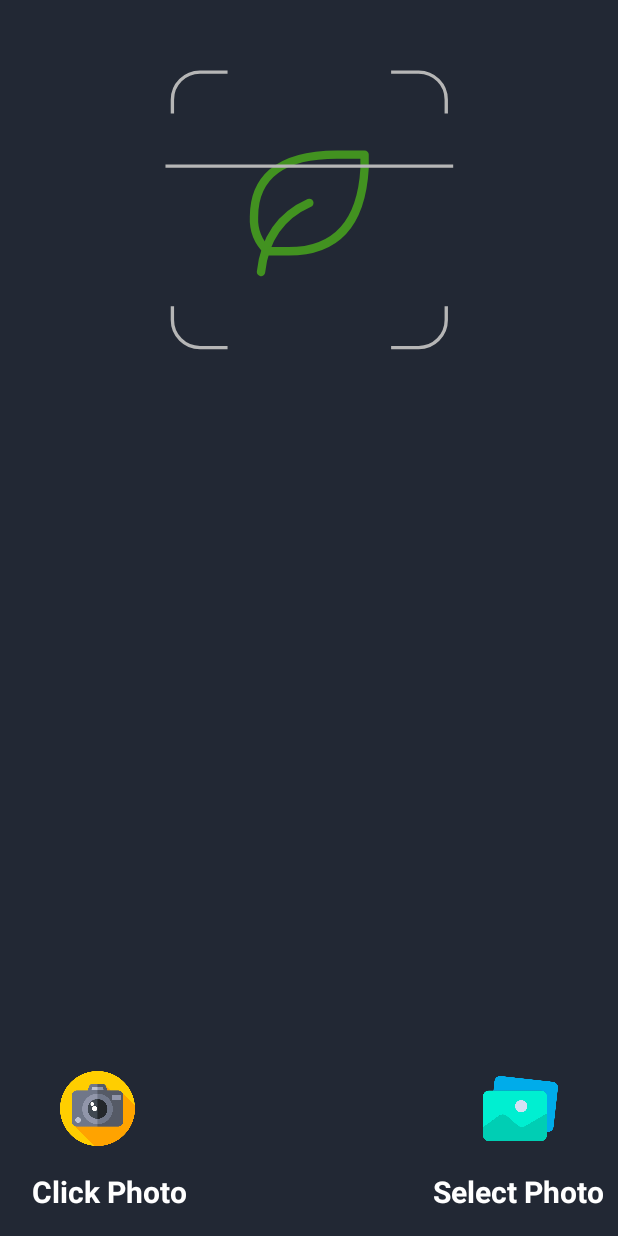
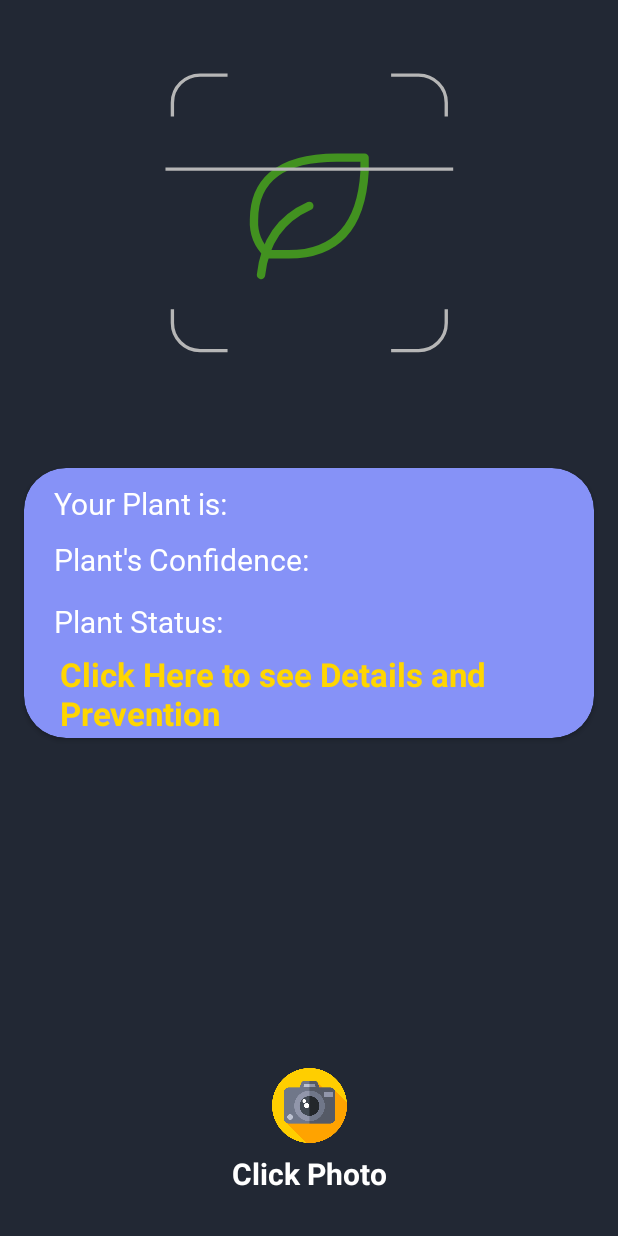
Before and after one commit to Utkarsh41/AgroBez, an Android app: the layout activity_leaf_scan.xml on its own in the app's theme, with its tools: preview values and no code run, on a phone screen of 412 x 824 dp. Run offline under Robolectric (Android 15) with nearby library versions, the phone set to English and light mode, and no system bars.

```diff
--- a/app/build.gradle
+++ b/app/build.gradle
@@ -27,6 +27,9 @@ android {
         sourceCompatibility JavaVersion.VERSION_1_8
         targetCompatibility JavaVersion.VERSION_1_8
     }
+    buildFeatures {
+        mlModelBinding true
+    }
 }
 
 dependencies {
@@ -35,6 +38,9 @@ dependencies {
     implementation 'com.google.android.material:material:1.6.1'
     implementation 'androidx.constraintlayout:constraintlayout:2.1.4'
     implementation 'com.google.firebase:firebase-database:20.0.6'
+    implementation 'org.tensorflow:tensorflow-lite-support:0.1.0'
+    implementation 'org.tensorflow:tensorflow-lite-metadata:0.1.0'
+    implementation 'org.tensorflow:tensorflow-lite-gpu:2.3.0'
     testImplementation 'junit:junit:4.13.2'
     androidTestImplementation 'androidx.test.ext:junit:1.1.3'
     androidTestImplementation 'androidx.test.espresso:espresso-core:3.4.0'
--- a/app/src/main/AndroidManifest.xml
+++ b/app/src/main/AndroidManifest.xml
@@ -46,6 +46,10 @@
                 android:name="android.app.lib_name"
                 android:value="" />
         </activity>
+
+        <meta-data
+            android:name="preloaded_fonts"
+            android:resource="@array/preloaded_fonts" />
     </application>
 
 </manifest>
--- a/app/src/main/java/com/utkarsh/agrobez/Slpash.java
+++ b/app/src/main/java/com/utkarsh/agrobez/Slpash.java
@@ -22,6 +22,6 @@ public class Slpash extends AppCompatActivity {
                 startActivity(intent);
                 finish();
             }
-        },3000);
+        },3400);
     }
 }
--- a/app/src/main/res/layout/activity_leaf_scan.xml
+++ b/app/src/main/res/layout/activity_leaf_scan.xml
@@ -5,6 +5,7 @@
     android:layout_width="match_parent"
     android:layout_height="match_parent"
     android:background="@color/layout_background"
+    android:padding="2dp"
     tools:context=".LeafScan">
 
     <com.airbnb.lottie.LottieAnimationView
@@ -18,6 +19,129 @@
         app:lottie_autoPlay="true"
         app:lottie_loop="true"
         app:lottie_rawRes="@raw/leafscanning" />
+
+    <androidx.cardview.widget.CardView
+        android:id="@+id/cv_LeafData"
+        android:layout_width="380dp"
+        android:layout_height="180dp"
+        app:cardCornerRadius="28sp"
+        app:layout_constraintLeft_toLeftOf="parent"
+        app:layout_constraintRight_toRightOf="parent"
+        app:layout_constraintTop_toBottomOf="@id/showPreviewImage"
+        android:backgroundTint="#8692f7">
+
+        <androidx.constraintlayout.widget.ConstraintLayout
+            android:layout_width="match_parent"
+            android:layout_height="match_parent"
+
+            >
+
+            <TextView
+                android:id="@+id/plantIs"
+                android:layout_width="wrap_content"
+                android:layout_height="wrap_content"
+                android:text="@string/your_plant_is"
+                android:textColor="@color/white"
+                android:textSize="20sp"
+                android:layout_marginTop="10dp"
+                android:fontFamily="@font/marko_one"
+                android:layout_marginStart="20dp"
+               app:layout_constraintTop_toTopOf="parent"
+                app:layout_constraintStart_toStartOf="parent">
+            </TextView>
+
+            <TextView
+                android:id="@+id/plantName"
+                android:layout_width="wrap_content"
+                android:layout_height="wrap_content"
+                android:text=""
+                android:textColor="@color/white"
+                android:textSize="22sp"
+                android:textStyle="bold"
+                android:fontFamily="@font/marko_one"
+                android:layout_marginTop="10dp"
+                android:layout_marginStart="10dp"
+               app:layout_constraintTop_toTopOf="parent"
+                app:layout_constraintStart_toEndOf="@+id/plantIs">
+            </TextView>
+
+
+            <TextView
+                android:id="@+id/pCTv"
+                android:layout_width="wrap_content"
+                android:layout_height="wrap_content"
+                android:layout_marginStart="20dp"
+                android:layout_marginTop="10dp"
+                android:text="@string/plant_s_confidence_is"
+                android:textColor="@color/white"
+                android:fontFamily="@font/marko_one"
+                android:textSize="20sp"
+                app:layout_constraintStart_toStartOf="parent"
+                app:layout_constraintTop_toBottomOf="@+id/plantIs" />
+            <TextView
+                android:id="@+id/plantConfidence"
+                android:layout_width="wrap_content"
+                android:layout_height="wrap_content"
+                android:text=""
+                android:textColor="@color/white"
+                android:textSize="22sp"
+                android:textStyle="bold"
+                android:fontFamily="@font/marko_one"
+                android:layout_marginTop="10dp"
+                android:layout_marginStart="10dp"
+                app:layout_constraintTop_toBottomOf="@+id/plantName"
+                app:layout_constraintStart_toEndOf="@+id/pCTv">
+            </TextView>
+
+            <TextView
+                android:id="@+id/plantDiseaseU"
+                android:layout_width="wrap_content"
+                android:layout_height="wrap_content"
+                android:text="Plant Status: "
+                android:textColor="@color/white"
+                android:textSize="20sp"
+                android:fontFamily="@font/marko_one"
+                android:layout_marginTop="10dp"
+                android:layout_marginStart="20dp"
+                app:layout_constraintTop_toBottomOf="@+id/plantConfidence"
+                app:layout_constraintStart_toStartOf="parent">
+            </TextView>
+            <TextView
+                android:id="@+id/plantDiseaseValue"
+                android:layout_width="wrap_content"
+                android:layout_height="wrap_content"
+                android:text=""
+                android:textColor="@color/white"
+                android:textSize="22sp"
+                android:textStyle="bold"
+                android:fontFamily="@font/marko_one"
+                android:layout_marginTop="10dp"
+                android:layout_marginStart="10dp"
+                app:layout_constraintTop_toBottomOf="@+id/plantConfidence"
+                app:layout_constraintStart_toEndOf="@+id/plantDiseaseU">
+            </TextView>
+
+            <TextView
+                android:id="@+id/searchDetails"
+                android:layout_width="400dp"
+                android:layout_height="wrap_content"
+                android:text="@string/click_here_to_see_details_and_prevention"
+                android:textColor="#FFD600"
+                android:textSize="22sp"
+                android:textStyle="bold"
+                android:padding="4dp"
+                android:layout_marginBottom="5dp"
+                android:layout_marginTop="10dp"
+                android:layout_marginStart="20dp"
+                app:layout_constraintLeft_toLeftOf="parent"
+                app:layout_constraintBottom_toBottomOf="parent"
+                app:layout_constraintTop_toBottomOf="@+id/plantDiseaseU"
+                >
+            </TextView>
+
+
+        </androidx.constraintlayout.widget.ConstraintLayout>
+    </androidx.cardview.widget.CardView>
 
     <ImageView
         android:id="@+id/showPreviewImage"
@@ -33,13 +157,17 @@
 
     </ImageView>
 
+
+
+
     <ImageView
         android:id="@+id/CameraButton"
         android:layout_width="50dp"
         android:layout_height="50dp"
-        android:layout_marginStart="40dp"
+        android:layout_marginStart="0dp"
         android:layout_marginBottom="60dp"
         android:src="@drawable/camphoto"
+        app:layout_constraintRight_toRightOf="parent"
         app:layout_constraintBottom_toBottomOf="parent"
         app:layout_constraintLeft_toLeftOf="parent">
 
@@ -54,43 +182,17 @@
         android:textColor="@color/white"
         android:textSize="20sp"
         android:textStyle="bold"
-        android:layout_marginStart="13dp"
+        android:layout_marginBottom="20dp"
+        android:layout_marginStart="0dp"
+        app:layout_constraintRight_toRightOf="parent"
         app:layout_constraintBottom_toBottomOf="parent"
-        app:layout_constraintStart_toStartOf="parent"
+        app:layout_constraintLeft_toLeftOf="parent"
         app:layout_constraintTop_toBottomOf="@+id/CameraButton">
 
     </TextView>
 
 
 
-    <ImageView
-        android:id="@+id/GalleryButton"
-        android:layout_width="50dp"
-        android:layout_height="50dp"
-        android:layout_marginEnd="40dp"
-        android:layout_marginBottom="60dp"
-        android:src="@drawable/galleryphoto"
-        app:layout_constraintBottom_toBottomOf="parent"
-        app:layout_constraintRight_toRightOf="parent">
-
-    </ImageView>
-
-    <TextView
-        android:id="@+id/galleryTv"
-        android:layout_width="wrap_content"
-        android:layout_height="wrap_content"
-        android:padding="8dp"
-        android:text="Select Photo"
-        android:textColor="@color/white"
-        android:textSize="20sp"
-        android:textStyle="bold"
-        android:layout_marginEnd="1dp"
-        app:layout_constraintBottom_toBottomOf="parent"
-        app:layout_constraintEnd_toEndOf="parent"
-        app:layout_constraintTop_toBottomOf="@+id/CameraButton">
-
-    </TextView>
-
 
 
 </androidx.constraintlayout.widget.ConstraintLayout>
--- a/app/src/main/res/values/colors.xml
+++ b/app/src/main/res/values/colors.xml
@@ -11,4 +11,5 @@
     <color name="layout_background">#222834</color>
     <color name="card_background">#38425C</color>
     <color name="textHint">#ff767b8e</color>
+    <color name="lavender">#8692f7</color>
 </resources>
--- a/app/src/main/res/values/strings.xml
+++ b/app/src/main/res/values/strings.xml
@@ -1,13 +1,16 @@
 <resources>
     <string name="app_name">AgroBez</string>
     <string name="retrieve_data">46</string>
-    <string name="temperature">Temperature:</string>
-    <string name="moisture">Moisture:</string>
+    <string name="temperature">Temperature: </string>
+    <string name="moisture">Moisture: </string>
     <string name="_40">40%</string>
-    <string name="humidity">Humidity:</string>
+    <string name="humidity">Humidity: </string>
     <string name="normal">Normal</string>
     <string name="HealthStatus">Plant is Healthy</string>
     <string name="HealthyRange">Healthy range 5 to 25 unit</string>
     <string name="agrobez">AgroBez</string>
     <string name="leaf_health">Scan Leaf</string>
+    <string name="your_plant_is">Your Plant is:</string>
+    <string name="plant_s_confidence_is">Plant\'s Confidence:</string>
+    <string name="click_here_to_see_details_and_prevention">Click Here to see Details and Prevention</string>
 </resources>
```
Also changed, not shown: app/src/main/java/com/utkarsh/agrobez/LeafScan.java (+145 -27 lines), app/src/main/java/com/utkarsh/agrobez/MainActivity.java (+20 -5 lines), app/src/main/res/layout/activity_main.xml (+20 -11 lines).
